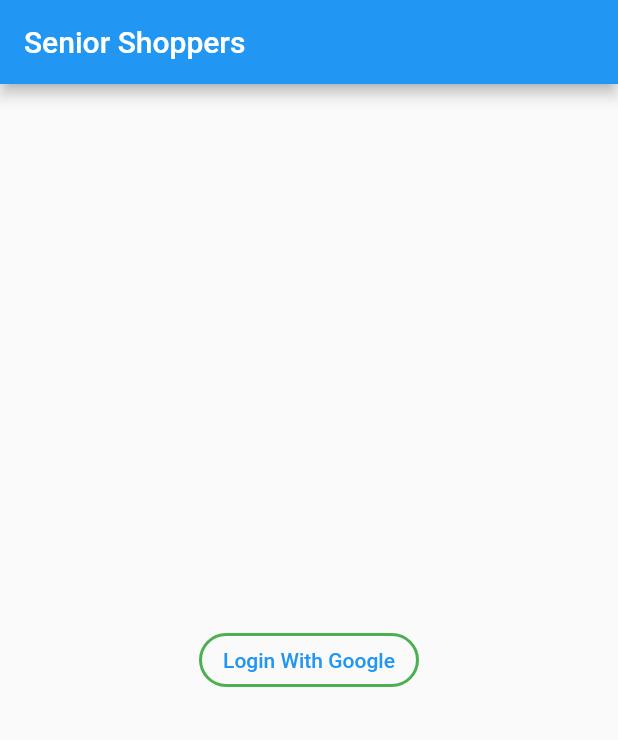
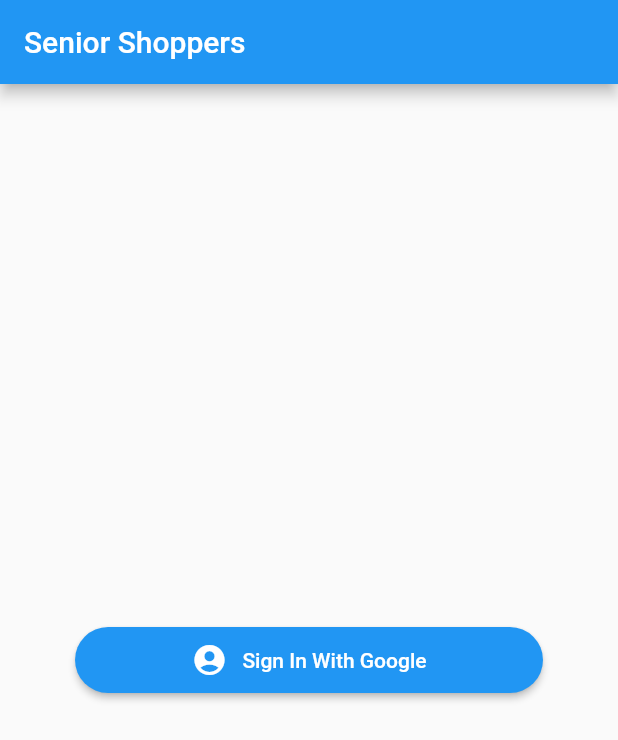
Before and after one commit to arvindh-manian/senior-shoppers, a Flutter app: the screen it shows after launch, on a phone screen of 412 x 824 dp. Shown: the top 740 px of the screen. Run offline on Flutter 3.47's test engine with Material 2 defaults, Android fonts, the light colour scheme and no system bars; our stand-ins replace awesome_dialog, firebase_core, firebase_database, google_sign_in, page_transition; accounts and stored records are empty.

Commit message:
Updated aesthetics (finally)

```diff
--- a/lib/login.dart
+++ b/lib/login.dart
@@ -1,7 +1,7 @@
 import 'package:flutter/material.dart';
 import 'package:senior_shoppers/database.dart';
 import 'package:senior_shoppers/selection_page.dart';
-import 'ordering_page.dart';
+import 'package:page_transition/page_transition.dart';
 import 'package:google_sign_in/google_sign_in.dart';
 
 class LoginPage extends StatefulWidget {
@@ -16,14 +16,16 @@
   TextEditingController controller = TextEditingController();
 
   void click() async {
-    print("hello");
     _googleSignIn.signIn().then((userData) {
       setState(() {
         loggedIn = true;
         user = userData as GoogleSignInAccount;
         saveUser(user);
-        Navigator.push(context,
-            MaterialPageRoute(builder: (context) => SelectionPage(user: user)));
+        Navigator.push(
+            context,
+            PageTransition(
+                type: PageTransitionType.bottomToTop,
+                child: SelectionPage(user: user)));
       });
     });
   }
@@ -32,7 +34,7 @@
   Widget build(BuildContext context) {
     return Scaffold(
         appBar: AppBar(title: Text("Senior Shoppers")),
-        body: Container(
+        body: Center(
           child: loggedIn
               ? Column(
                   children: [
@@ -50,18 +52,26 @@
                         child: Text("Logout"))
                   ],
                 )
-              : Center(
-                  child: OutlinedButton(
-                    style: OutlinedButton.styleFrom(
-                      shape: RoundedRectangleBorder(
-                        borderRadius: BorderRadius.circular(18.0),
-                      ),
-                      side: BorderSide(width: 2, color: Colors.green),
+              : Padding(
+                  padding: EdgeInsets.all(50),
+                  child: ElevatedButton(
+                    style: ElevatedButton.styleFrom(
+                      shape: const StadiumBorder(),
                     ),
+                    child: Padding(
+                        padding: EdgeInsets.all(10),
+                        child: Row(
+                          mainAxisAlignment: MainAxisAlignment.center,
+                          crossAxisAlignment: CrossAxisAlignment.center,
+                          children: <Widget>[
+                            Icon(Icons.account_circle, color: Colors.white),
+                            SizedBox(width: 10),
+                            Text("Sign In With Google",
+                                style: TextStyle(color: Colors.white))
+                          ],
+                        )),
                     onPressed: click,
-                    child: Text('Login With Google'),
-                  ),
-                ),
+                  )),
         ));
   }
 }
--- a/pubspec.yaml
+++ b/pubspec.yaml
@@ -36,8 +36,9 @@
   # Auth
   google_sign_in: ^5.0.1
 
-  # Stacked State Management
-
+  # Aesthetics
+  page_transition: ^2.0.5
+  awesome_dialog: ^2.1.3
 
   # The following adds the Cupertino Icons font to your application.
   # Use with the CupertinoIcons class for iOS style icons.
```
Also changed, not shown: lib/ordering_page.dart (+12 -1 lines), lib/selection_page.dart (+9 -4 lines), lib/utils/cart_tools.dart (+6 -2 lines).
